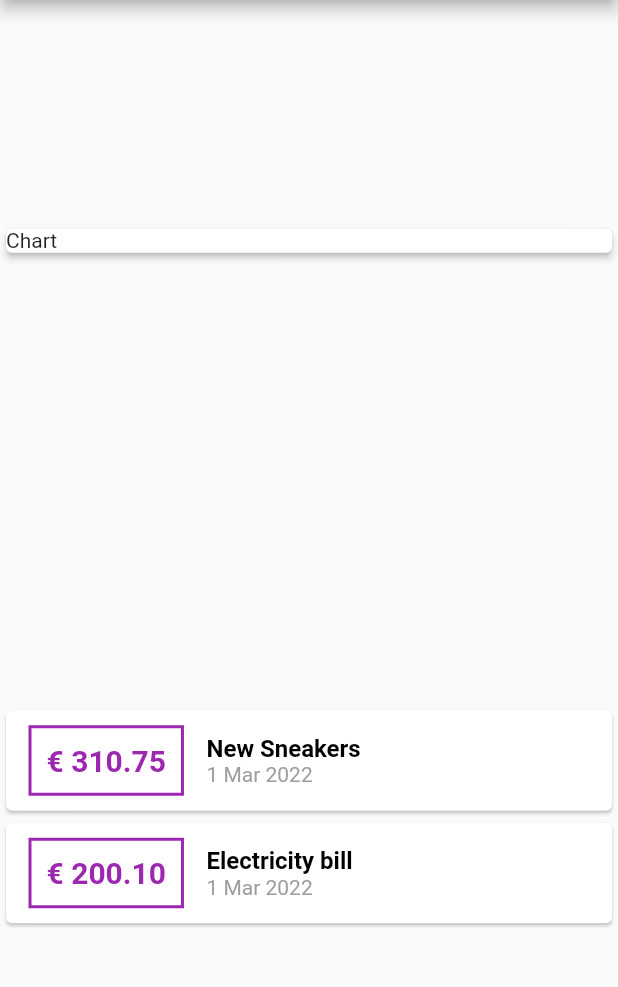
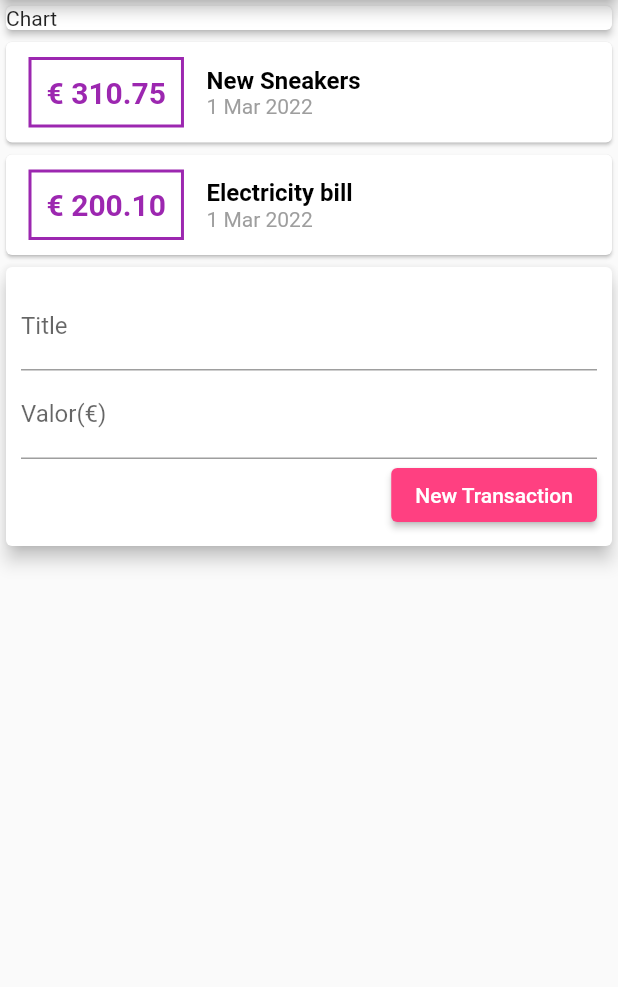
Before and after one commit to Carlxiso/Personnel-Costs, a Flutter app: the screen it shows after launch, on a phone screen of 412 x 824 dp, the part 84-1071 px from its top. Run offline on Flutter 3.47's test engine with Material 2 defaults, Android fonts, the phone set to English and light mode, and no system bars.

Commit message:
Card TextField

```diff
--- a/lib/main.dart
+++ b/lib/main.dart
@@ -16,7 +16,7 @@ class ExpensesApp extends StatelessWidget {
 }
 
 class MyHomePage extends StatelessWidget {
-  // const MyHomePage({ Key? key }) : super(key: key);
+  // const MyHomePage({Key? key}) : super(key: key);
 
   //List
   final _transactions = [
@@ -39,11 +39,11 @@ class MyHomePage extends StatelessWidget {
   Widget build(BuildContext context) {
     return Scaffold(
       appBar: AppBar(
-        title: Text('Personnel Costs'),
+        title: const Text('Personnel Costs'),
       ),
       // Component Type Column
       body: Column(
-        mainAxisAlignment: MainAxisAlignment.spaceAround,
+        // mainAxisAlignment: MainAxisAlignment.spaceAround,
         crossAxisAlignment: CrossAxisAlignment.start,
         //Column receive a set of elements (Example: children  element)
         children: <Widget>[
@@ -109,6 +109,39 @@ class MyHomePage extends StatelessWidget {
               );
             }).toList(),
           ),
+          Card(
+            elevation: 5,
+            child: Padding(
+              padding: const EdgeInsets.all(10),
+              child: Column(
+                children: <Widget>[
+                  TextField(
+                    decoration: InputDecoration(
+                      labelText: 'Title',
+                    ),
+                  ),
+                  TextField(
+                    decoration: InputDecoration(
+                      labelText: 'Valor(€)',
+                    ),
+                  ),
+                  Row(
+                    mainAxisAlignment: MainAxisAlignment.end,
+                    children: <Widget>[
+                      ElevatedButton(
+                        style: ElevatedButton.styleFrom(
+                          primary: Colors.pinkAccent,
+                          onPrimary: Colors.white,
+                        ),
+                        onPressed: () {},
+                        child: Text('New Transaction'),
+                      ),
+                    ],
+                  ),
+                ],
+              ),
+            ),
+          ),
         ],
       ),
     );
```
Also changed, not shown: 13 other files.
